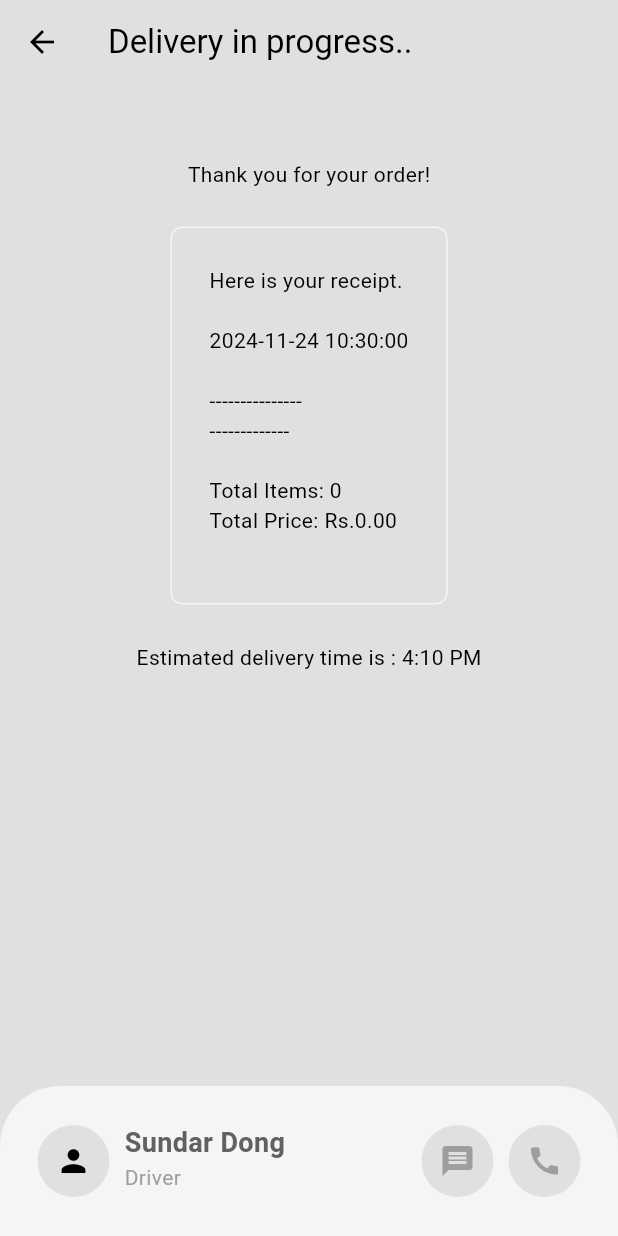
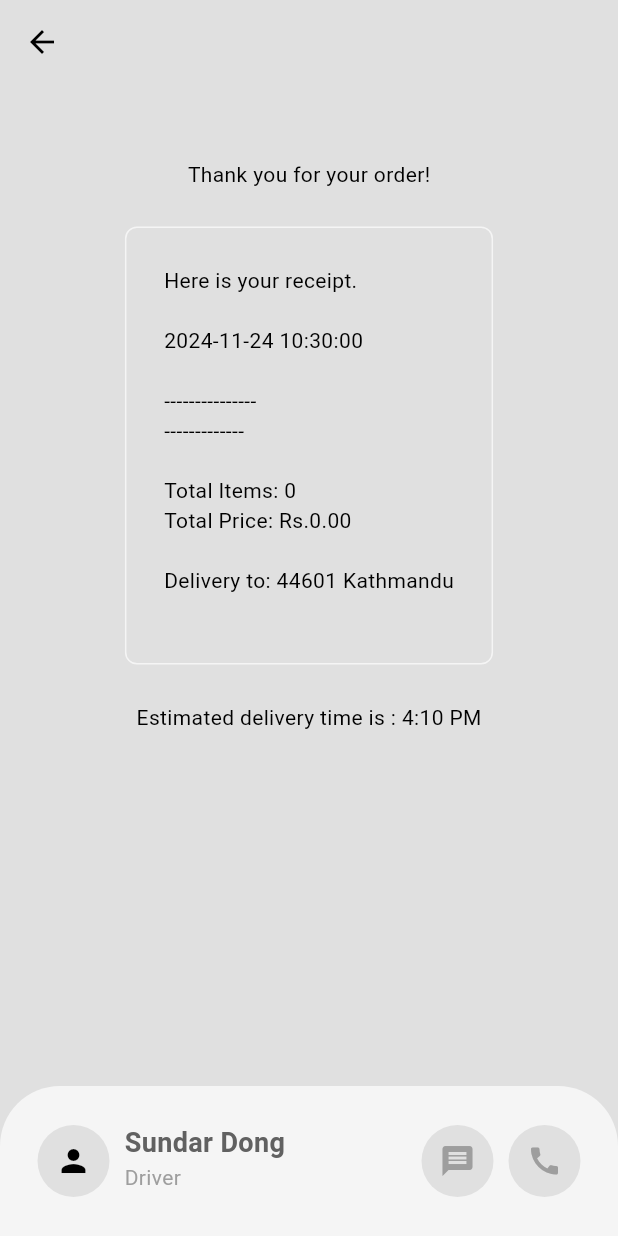
Before and after one commit to SundarDong/Food-Delivery-Apk, a Flutter app: the DeliveryProgressPage screen opened directly, on a phone screen of 412 x 824 dp. Run offline on Flutter 3.47's test engine with Material 3 defaults, Android fonts, the light colour scheme and no system bars; our stand-ins replace cloud_firestore, firebase_auth, firebase_core, flutter_credit_card; accounts and stored records are empty; network calls fail.

Commit message:
database connection and make orders table

```diff
--- a/lib/components/my_button.dart
+++ b/lib/components/my_button.dart
@@ -19,7 +19,7 @@ class MyButton extends StatelessWidget {
         padding: const EdgeInsets.all(25.0),
         margin: const EdgeInsets.symmetric(horizontal: 25.0),
         decoration: BoxDecoration(
-          color: const Color(0xFF00C4A7),
+          color: Theme.of(context).colorScheme.secondary,
           borderRadius: BorderRadius.circular(8),
           ),
             child: Center(
--- a/lib/models/restaurant.dart
+++ b/lib/models/restaurant.dart
@@ -8,6 +8,8 @@ class Restaurant extends ChangeNotifier {
   //list of food menu
 
    final List<Food> _menu =[
+
+
 
     //burgers
   Food(
@@ -148,18 +150,21 @@ class Restaurant extends ChangeNotifier {
         ),
 
    ];
+    //user cart
+    final List <CartItem> _cart=[];
+
+    //delivery address
+    String _deliveryAddress ='44601 Kathmandu';
 
    //getters
    List<Food> get menu => _menu;
    List<CartItem> get cart => _cart;
+   String get deliveryAddress => _deliveryAddress;
 
 
 /*
 operations
 */
-
-//user cart
-final List <CartItem> _cart=[];
 
 //add to carts
 void addToCart(Food food, List<Addon> selectedAddons){
@@ -236,7 +241,11 @@ void clearCart(){
   notifyListeners();
 }
 
-
+//update delivery address
+void updateDeliveryAddress(String newAddress){
+  _deliveryAddress= newAddress;
+  notifyListeners();
+}
 
 /* helpers */
 //generate receipt
@@ -264,6 +273,8 @@ String displayCartReceipt(){
   receipt.writeln();
   receipt.writeln("Total Items: ${getTotalItemCount()}");
   receipt.writeln("Total Price: ${_formatPrice(getTotalPrice())}");
+  receipt.writeln();
+  receipt.writeln("Delivery to: $deliveryAddress");
 
   return receipt.toString();
 }
--- a/lib/pages/delivery_progress_page.dart
+++ b/lib/pages/delivery_progress_page.dart
@@ -1,14 +1,35 @@
 import 'package:flutter/material.dart';
+import 'package:food_delivery_app/components/my_cart_tile.dart';
 import 'package:food_delivery_app/components/my_receipt.dart';
+import 'package:food_delivery_app/models/restaurant.dart';
+import 'package:food_delivery_app/services/database/firestore.dart';
+import 'package:provider/provider.dart';
 
-class DeliveryProgressPage extends StatelessWidget {
+class DeliveryProgressPage extends StatefulWidget {
   const DeliveryProgressPage({super.key});
+
+  @override
+  State<DeliveryProgressPage> createState() => _DeliveryProgressPageState();
+}
+
+class _DeliveryProgressPageState extends State<DeliveryProgressPage> {
+  //get access to the database
+  FireStoreService db = FireStoreService();
+
+  @override
+  void initState(){
+    super.initState();
+
+  //if  we get to this page , submit order to firestore db
+  String receipt = context.read<Restaurant>().displayCartReceipt();
+  db.saveOrderToDatabase(receipt);
+
+  }
 
   @override
   Widget build(BuildContext context) {
     return Scaffold(
       appBar: AppBar(
-        title: const Text("Delivery in progress.."),
         backgroundColor: Colors.transparent,
       ),
       bottomNavigationBar: _buildBottomNavBar(context),
@@ -19,6 +40,7 @@ class DeliveryProgressPage extends StatelessWidget {
       ),
     );
   }
+
   //custom bottom nav bar -message /call delivery driver
   Widget _buildBottomNavBar(BuildContext context){
     return Container(
--- a/lib/pages/home_page.dart
+++ b/lib/pages/home_page.dart
@@ -88,7 +88,7 @@ class _HomePageState extends State<HomePage> with SingleTickerProviderStateMixin
                   ),
 
                   //current location
-                 const MyCurrentLocation(),
+                  MyCurrentLocation(),
 
                   //description box
                  const MyDescriptionBox(),
--- a/lib/pages/login_page.dart
+++ b/lib/pages/login_page.dart
@@ -23,11 +23,11 @@ class _LoginPageState extends State<LoginPage> {
 
   void login() async{
     //get instance of auth service
-    final _authService = AuthService();
+    final authService = AuthService();
 
     //try sign in
     try{
-      await _authService.signInWithEmailPassword(emailController.text, passwordController.text,
+      await authService.signInWithEmailPassword(emailController.text, passwordController.text,
       );
     }
 
--- a/lib/pages/register_page.dart
+++ b/lib/pages/register_page.dart
@@ -23,13 +23,13 @@ class _RegisterPageState extends State<RegisterPage> {
   // Register method
   void register() async {
     // Get auth service
-    final _authService = AuthService();
+    final authService = AuthService();
 
     // Check if passwords match
     if (passwordController.text == confirmpasswordController.text) {
       try {
         // Try creating user
-        await _authService.signUpWithEmailPassword(
+        await authService.signUpWithEmailPassword(
           emailController.text,
           passwordController.text,
         );
--- a/lib/services/auth/auth_service.dart
+++ b/lib/services/auth/auth_service.dart
@@ -1,5 +1,4 @@
 import 'package:firebase_auth/firebase_auth.dart';
-import 'package:firebase_core/firebase_core.dart';
 class AuthService {
   //get instance of firebase auth
   final FirebaseAuth _firebaseAuth= FirebaseAuth.instance;
--- /dev/null
+++ b/lib/services/database/firestore.dart
@@ -0,0 +1,15 @@
+import 'package:cloud_firestore/cloud_firestore.dart';
+
+class FireStoreService{
+  //get collection of order
+  final CollectionReference orders = FirebaseFirestore.instance.collection('orders');
+
+  //save order to db
+
+  Future<void> saveOrderToDatabase(String receipt) async{
+    await orders.add({
+      'date': DateTime.now(),
+      'order': receipt,
+    });
+  }
+}
--- a/pubspec.yaml
+++ b/pubspec.yaml
@@ -41,6 +41,7 @@ dependencies:
   intl: ^0.20.0
   firebase_core: ^3.4.0
   firebase_auth: ^5.2.0
+  cloud_firestore: ^5.4.0
 
 dev_dependencies:
   flutter_test:
```
Also changed, not shown: lib/components/my_current_location.dart (+30 -12 lines), lib/components/my_drawer.dart (+7 -1 lines), pubspec.lock, 3 other files.
